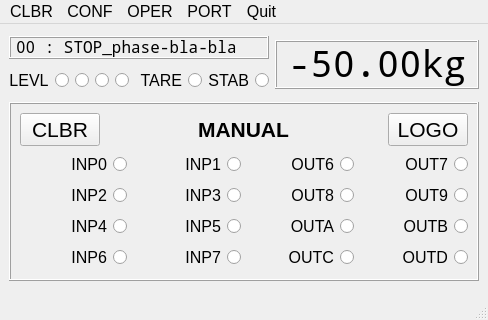
Above: mainWindow.ui from drvlas/rpiTkm16 before the change. Below: the same form after it.
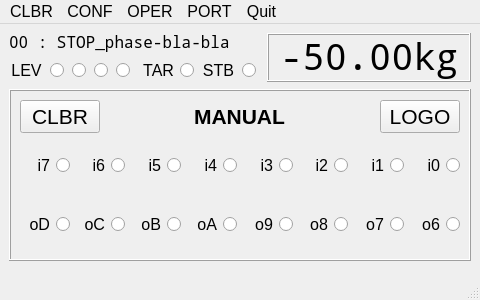
That is the form after the change. The open tabs and pages were chosen to show the change.

Diff of the .ui file:
```diff
--- a/mainWindow.ui
+++ b/mainWindow.ui
@@ -7,7 +7,7 @@
     <x>0</x>
     <y>0</y>
     <width>480</width>
-    <height>320</height>
+    <height>300</height>
    </rect>
   </property>
   <property name="sizePolicy">
@@ -19,7 +19,7 @@
   <property name="maximumSize">
    <size>
     <width>480</width>
-    <height>320</height>
+    <height>300</height>
    </size>
   </property>
   <property name="font">
@@ -31,6 +31,18 @@
    <string>MainWindow</string>
   </property>
   <widget class="QWidget" name="centralwidget">
+   <property name="sizePolicy">
+    <sizepolicy hsizetype="Preferred" vsizetype="Maximum">
+     <horstretch>0</horstretch>
+     <verstretch>0</verstretch>
+    </sizepolicy>
+   </property>
+   <property name="maximumSize">
+    <size>
+     <width>480</width>
+     <height>248</height>
+    </size>
+   </property>
    <layout class="QGridLayout" name="gridLayout">
     <item row="0" column="0">
      <widget class="QLabel" name="PhaseLabel">
@@ -47,7 +59,7 @@
        </font>
       </property>
       <property name="frameShape">
-       <enum>QFrame::Box</enum>
+       <enum>QFrame::NoFrame</enum>
       </property>
       <property name="frameShadow">
        <enum>QFrame::Raised</enum>
@@ -99,7 +111,7 @@
          </sizepolicy>
         </property>
         <property name="text">
-         <string>LEVL</string>
+         <string>LEV</string>
         </property>
         <property name="alignment">
          <set>Qt::AlignCenter</set>
@@ -200,7 +212,7 @@
          <bool>true</bool>
         </property>
         <property name="text">
-         <string>TARE</string>
+         <string>TAR</string>
         </property>
        </widget>
       </item>
@@ -213,7 +225,7 @@
          </sizepolicy>
         </property>
         <property name="text">
-         <string>STAB</string>
+         <string>STB</string>
         </property>
         <property name="alignment">
          <set>Qt::AlignRight|Qt::AlignTrailing|Qt::AlignVCenter</set>
@@ -857,8 +869,8 @@
        </layout>
       </widget>
       <widget class="QWidget" name="ManuPage">
-       <layout class="QVBoxLayout" name="verticalLayout_3">
-        <item>
+       <layout class="QGridLayout" name="gridLayout_2">
+        <item row="0" column="0">
          <layout class="QHBoxLayout" name="horizontalLayout_4">
           <item>
            <widget class="QPushButton" name="LogoPushButtonR">
@@ -929,74 +941,9 @@
           </item>
          </layout>
         </item>
-        <item>
-         <layout class="QGridLayout" name="gridLayout_2">
-          <item row="1" column="3">
-           <widget class="QRadioButton" name="OutRadioButton8">
-            <property name="sizePolicy">
-             <sizepolicy hsizetype="Minimum" vsizetype="Minimum">
-              <horstretch>0</horstretch>
-              <verstretch>0</verstretch>
-             </sizepolicy>
-            </property>
-            <property name="text">
-             <string>OUT8</string>
-            </property>
-           </widget>
-          </item>
-          <item row="2" column="3">
-           <widget class="QRadioButton" name="OutRadioButtonA">
-            <property name="sizePolicy">
-             <sizepolicy hsizetype="Minimum" vsizetype="Minimum">
-              <horstretch>0</horstretch>
-              <verstretch>0</verstretch>
-             </sizepolicy>
-            </property>
-            <property name="text">
-             <string>OUTA</string>
-            </property>
-           </widget>
-          </item>
-          <item row="0" column="2">
-           <widget class="QRadioButton" name="OutRadioButton7">
-            <property name="sizePolicy">
-             <sizepolicy hsizetype="Minimum" vsizetype="Minimum">
-              <horstretch>0</horstretch>
-              <verstretch>0</verstretch>
-             </sizepolicy>
-            </property>
-            <property name="text">
-             <string>OUT7</string>
-            </property>
-           </widget>
-          </item>
-          <item row="3" column="3">
-           <widget class="QRadioButton" name="OutRadioButtonC">
-            <property name="sizePolicy">
-             <sizepolicy hsizetype="Minimum" vsizetype="Minimum">
-              <horstretch>0</horstretch>
-              <verstretch>0</verstretch>
-             </sizepolicy>
-            </property>
-            <property name="text">
-             <string>OUTC</string>
-            </property>
-           </widget>
-          </item>
-          <item row="0" column="3">
-           <widget class="QRadioButton" name="OutRadioButton6">
-            <property name="sizePolicy">
-             <sizepolicy hsizetype="Minimum" vsizetype="Minimum">
-              <horstretch>0</horstretch>
-              <verstretch>0</verstretch>
-             </sizepolicy>
-            </property>
-            <property name="text">
-             <string>OUT6</string>
-            </property>
-           </widget>
-          </item>
-          <item row="0" column="5">
+        <item row="1" column="0">
+         <layout class="QHBoxLayout" name="horizontalLayout_8">
+          <item>
            <widget class="QRadioButton" name="InpRadioButton0">
             <property name="sizePolicy">
              <sizepolicy hsizetype="Minimum" vsizetype="Minimum">
@@ -1005,11 +952,11 @@
              </sizepolicy>
             </property>
             <property name="text">
-             <string>INP0</string>
+             <string>i0</string>
             </property>
            </widget>
           </item>
-          <item row="0" column="4">
+          <item>
            <widget class="QRadioButton" name="InpRadioButton1">
             <property name="sizePolicy">
              <sizepolicy hsizetype="Minimum" vsizetype="Minimum">
@@ -1018,24 +965,11 @@
              </sizepolicy>
             </property>
             <property name="text">
-             <string>INP1</string>
+             <string>i1</string>
             </property>
            </widget>
           </item>
-          <item row="1" column="2">
-           <widget class="QRadioButton" name="OutRadioButton9">
-            <property name="sizePolicy">
-             <sizepolicy hsizetype="Minimum" vsizetype="Minimum">
-              <horstretch>0</horstretch>
-              <verstretch>0</verstretch>
-             </sizepolicy>
-            </property>
-            <property name="text">
-             <string>OUT9</string>
-            </property>
-           </widget>
-          </item>
-          <item row="1" column="5">
+          <item>
            <widget class="QRadioButton" name="InpRadioButton2">
             <property name="sizePolicy">
              <sizepolicy hsizetype="Minimum" vsizetype="Minimum">
@@ -1044,11 +978,11 @@
              </sizepolicy>
             </property>
             <property name="text">
-             <string>INP2</string>
+             <string>i2</string>
             </property>
            </widget>
           </item>
-          <item row="1" column="4">
+          <item>
            <widget class="QRadioButton" name="InpRadioButton3">
             <property name="sizePolicy">
              <sizepolicy hsizetype="Minimum" vsizetype="Minimum">
@@ -1057,50 +991,11 @@
              </sizepolicy>
             </property>
             <property name="text">
-             <string>INP3</string>
+             <string>i3</string>
             </property>
            </widget>
           </item>
-          <item row="2" column="2">
-           <widget class="QRadioButton" name="OutRadioButtonB">
-            <property name="sizePolicy">
-             <sizepolicy hsizetype="Minimum" vsizetype="Minimum">
-              <horstretch>0</horstretch>
-              <verstretch>0</verstretch>
-             </sizepolicy>
-            </property>
-            <property name="text">
-             <string>OUTB</string>
-            </property>
-           </widget>
-          </item>
-          <item row="3" column="2">
-           <widget class="QRadioButton" name="OutRadioButtonD">
-            <property name="sizePolicy">
-             <sizepolicy hsizetype="Minimum" vsizetype="Minimum">
-              <horstretch>0</horstretch>
-              <verstretch>0</verstretch>
-             </sizepolicy>
-            </property>
-            <property name="text">
-             <string>OUTD</string>
-            </property>
-           </widget>
-          </item>
-          <item row="2" column="4">
-           <widget class="QRadioButton" name="InpRadioButton5">
-            <property name="sizePolicy">
-             <sizepolicy hsizetype="Minimum" vsizetype="Minimum">
-              <horstretch>0</horstretch>
-              <verstretch>0</verstretch>
-             </sizepolicy>
-            </property>
-            <property name="text">
-             <string>INP5</string>
-            </property>
-           </widget>
-          </item>
-          <item row="2" column="5">
+          <item>
            <widget class="QRadioButton" name="InpRadioButton4">
             <property name="sizePolicy">
              <sizepolicy hsizetype="Minimum" vsizetype="Minimum">
@@ -1109,11 +1004,24 @@
              </sizepolicy>
             </property>
             <property name="text">
-             <string>INP4</string>
+             <string>i4</string>
             </property>
            </widget>
           </item>
-          <item row="3" column="5">
+          <item>
+           <widget class="QRadioButton" name="InpRadioButton5">
+            <property name="sizePolicy">
+             <sizepolicy hsizetype="Minimum" vsizetype="Minimum">
+              <horstretch>0</horstretch>
+              <verstretch>0</verstretch>
+             </sizepolicy>
+            </property>
+            <property name="text">
+             <string>i5</string>
+            </property>
+           </widget>
+          </item>
+          <item>
            <widget class="QRadioButton" name="InpRadioButton6">
             <property name="sizePolicy">
              <sizepolicy hsizetype="Minimum" vsizetype="Minimum">
@@ -1122,11 +1030,11 @@
              </sizepolicy>
             </property>
             <property name="text">
-             <string>INP6</string>
+             <string>i6</string>
             </property>
            </widget>
           </item>
-          <item row="3" column="4">
+          <item>
            <widget class="QRadioButton" name="InpRadioButton7">
             <property name="sizePolicy">
              <sizepolicy hsizetype="Minimum" vsizetype="Minimum">
@@ -1135,7 +1043,115 @@
              </sizepolicy>
             </property>
             <property name="text">
-             <string>INP7</string>
+             <string>i7</string>
+            </property>
+           </widget>
+          </item>
+         </layout>
+        </item>
+        <item row="2" column="0">
+         <layout class="QHBoxLayout" name="horizontalLayout_9">
+          <item>
+           <widget class="QRadioButton" name="OutRadioButton6">
+            <property name="sizePolicy">
+             <sizepolicy hsizetype="Minimum" vsizetype="Minimum">
+              <horstretch>0</horstretch>
+              <verstretch>0</verstretch>
+             </sizepolicy>
+            </property>
+            <property name="text">
+             <string>o6</string>
+            </property>
+           </widget>
+          </item>
+          <item>
+           <widget class="QRadioButton" name="OutRadioButton7">
+            <property name="sizePolicy">
+             <sizepolicy hsizetype="Minimum" vsizetype="Minimum">
+              <horstretch>0</horstretch>
+              <verstretch>0</verstretch>
+             </sizepolicy>
+            </property>
+            <property name="text">
+             <string>o7</string>
+            </property>
+           </widget>
+          </item>
+          <item>
+           <widget class="QRadioButton" name="OutRadioButton8">
+            <property name="sizePolicy">
+             <sizepolicy hsizetype="Minimum" vsizetype="Minimum">
+              <horstretch>0</horstretch>
+              <verstretch>0</verstretch>
+             </sizepolicy>
+            </property>
+            <property name="text">
+             <string>o8</string>
+            </property>
+           </widget>
+          </item>
+          <item>
+           <widget class="QRadioButton" name="OutRadioButton9">
+            <property name="sizePolicy">
+             <sizepolicy hsizetype="Minimum" vsizetype="Minimum">
+              <horstretch>0</horstretch>
+              <verstretch>0</verstretch>
+             </sizepolicy>
+            </property>
+            <property name="text">
+             <string>o9</string>
+            </property>
+           </widget>
+          </item>
+          <item>
+           <widget class="QRadioButton" name="OutRadioButtonA">
+            <property name="sizePolicy">
+             <sizepolicy hsizetype="Minimum" vsizetype="Minimum">
+              <horstretch>0</horstretch>
+              <verstretch>0</verstretch>
+             </sizepolicy>
+            </property>
+            <property name="text">
+             <string>oA</string>
+            </property>
+           </widget>
+          </item>
+          <item>
+           <widget class="QRadioButton" name="OutRadioButtonB">
+            <property name="sizePolicy">
+             <sizepolicy hsizetype="Minimum" vsizetype="Minimum">
+              <horstretch>0</horstretch>
+              <verstretch>0</verstretch>
+             </sizepolicy>
+            </property>
+            <property name="text">
+             <string>oB</string>
+            </property>
+           </widget>
+          </item>
+          <item>
+           <widget class="QRadioButton" name="OutRadioButtonC">
+            <property name="sizePolicy">
+             <sizepolicy hsizetype="Minimum" vsizetype="Minimum">
+              <horstretch>0</horstretch>
+              <verstretch>0</verstretch>
+             </sizepolicy>
+            </property>
+            <property name="text">
+             <string>oC</string>
+            </property>
+           </widget>
+          </item>
+          <item>
+           <widget class="QRadioButton" name="OutRadioButtonD">
+            <property name="sizePolicy">
+             <sizepolicy hsizetype="Minimum" vsizetype="Minimum">
+              <horstretch>0</horstretch>
+              <verstretch>0</verstretch>
+             </sizepolicy>
+            </property>
+            <property name="text">
+             <string>oD</string>
             </property>
            </widget>
           </item>
@@ -1314,7 +1330,14 @@
    <zorder>stackedWidget</zorder>
    <zorder>WeightLabel</zorder>
   </widget>
-  <widget class="QStatusBar" name="statusbar"/>
+  <widget class="QStatusBar" name="statusbar">
+   <property name="sizePolicy">
+    <sizepolicy hsizetype="Preferred" vsizetype="Maximum">
+     <horstretch>0</horstretch>
+     <verstretch>0</verstretch>
+    </sizepolicy>
+   </property>
+  </widget>
   <widget class="QMenuBar" name="menuBar">
    <property name="geometry">
     <rect>
@@ -1324,6 +1347,12 @@
      <height>26</height>
     </rect>
    </property>
+   <property name="sizePolicy">
+    <sizepolicy hsizetype="MinimumExpanding" vsizetype="Maximum">
+     <horstretch>0</horstretch>
+     <verstretch>0</verstretch>
+    </sizepolicy>
+   </property>
    <widget class="QMenu" name="menuCLBR">
     <property name="font">
      <font>
```
Left out of the diff: 2 changed lines with no effect on the pictures.
